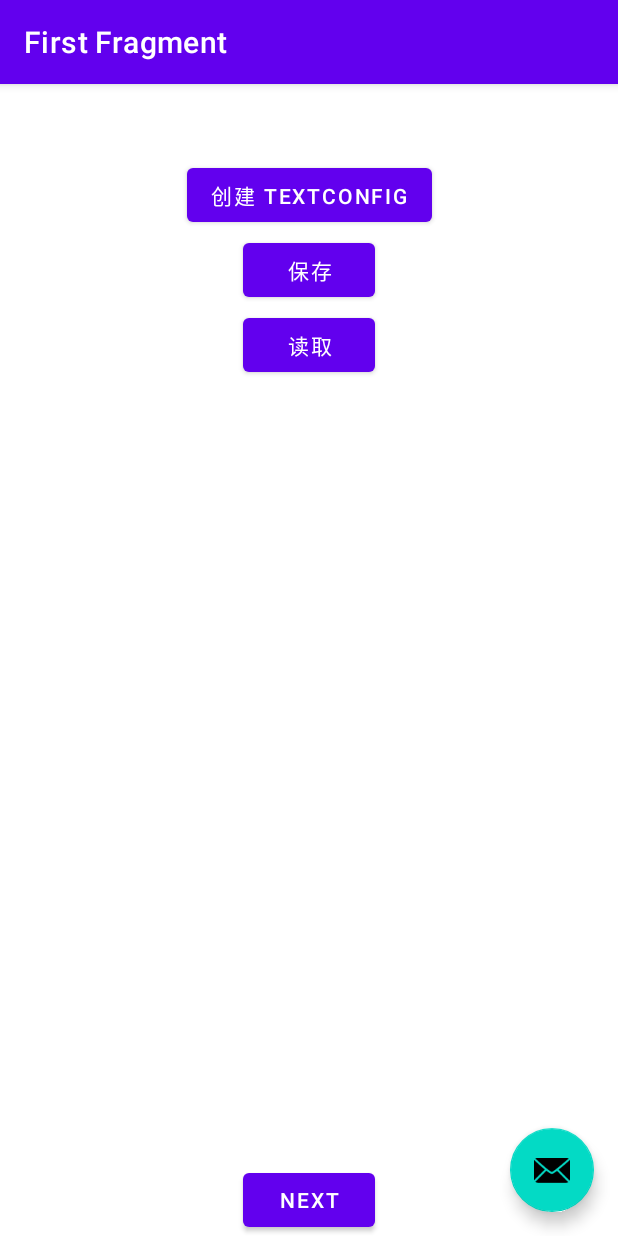
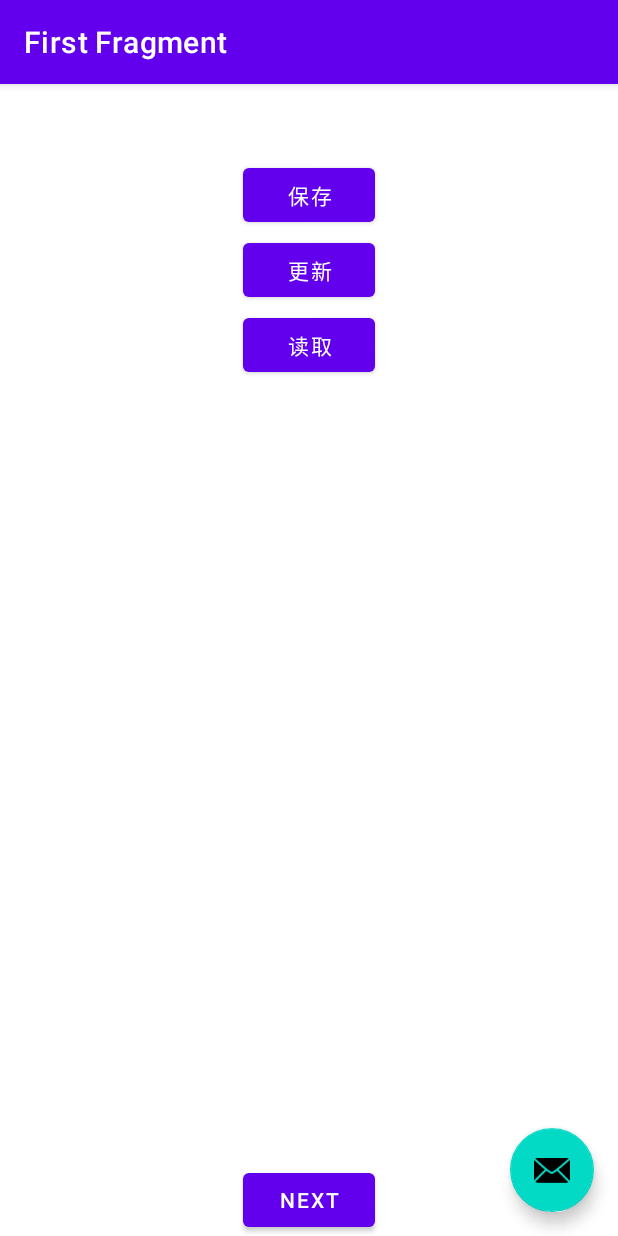
Before and after one commit to RongzhiLiu/MultiData, an Android app: the screen it shows after launch (MainActivity), after a tap on "保存", on a phone screen of 412 x 824 dp. Run offline under Robolectric (Android 15) with nearby library versions, the phone set to English and light mode, and no system bars; our stand-ins replace navigation-ui; 3 statements that could not run were skipped.

Commit message:
1.0.8优化字典的对象存储，支持map等集合中使用自定义的class

```diff
--- a/annotation/src/main/java/com/lrz/multi/MultiData.java
+++ b/annotation/src/main/java/com/lrz/multi/MultiData.java
@@ -18,12 +18,13 @@ public class MultiData {
     public static final MultiData DATA = new MultiData();
     private volatile ConcurrentHashMap<Class<?>, Class<?>> classHashMap;
 
-    private final LruCache<Class<?>, Object> data = new LruCache<Class<?>, Object>(MultiDataManager.getMemorySize()) {
-        @Override
-        protected int sizeOf(Class<?> key, Object value) {
-            return MultiDataUtil.getObjectSize(value);
-        }
-    };
+    //    private final LruCache<Class<?>, Object> data = new LruCache<Class<?>, Object>(MultiDataManager.getMemorySize()) {
+//        @Override
+//        protected int sizeOf(Class<?> key, Object value) {
+//            return MultiDataUtil.getObjectSize(value);
+//        }
+//    };
+    private final ConcurrentHashMap<Class<?>, Object> data = new ConcurrentHashMap<>();
 
 
     public <T> T get(Class<T> tClass) {
--- a/sample/src/main/java/com/lrz/annotation/simple/App.java
+++ b/sample/src/main/java/com/lrz/annotation/simple/App.java
@@ -25,6 +25,7 @@ public class App extends Application {
 
             @Override
             public <T> T onLoad(String table, String key, T value) {
+                System.out.println("--------onLoad:" + value.getClass());
                 return MultiDataUtil.get(table, key, value);
             }
         });
--- a/sample/src/main/java/com/lrz/annotation/simple/CollectionData.java
+++ /dev/null
@@ -1,35 +0,0 @@
-package com.lrz.annotation.simple;
-
-import com.lrz.multi.annotation.Get;
-import com.lrz.multi.annotation.Set;
-import com.lrz.multi.annotation.Table;
-
-import java.util.ArrayList;
-import java.util.HashMap;
-import java.util.Map;
-
-/**
- * @Author: liurongzhi
- * @CreateTime: 2022/9/15
- * @Description: 集合参数示例
- */
-@Table(name = "CollectionData",lazy = true)
-public interface CollectionData {
-    @Get(name = "array_list")
-    ArrayList<String> getArray();
-
-    @Set(name = "array_list")
-    void setArray(ArrayList<String> array);
-
-    @Get(name = "hash_map")
-    HashMap<String,String> getHashMap();
-
-    @Set(name = "hash_map")
-    void setHashMap(HashMap<String,String> map);
-
-    @Get(name = "map")
-    Map<String,String> getMap();
-
-    @Set(name = "map")
-    void setMap(Map<String,String> map);
-}
--- a/sample/src/main/java/com/lrz/annotation/simple/Data2Simple.java
+++ /dev/null
@@ -1,26 +0,0 @@
-package com.lrz.annotation.simple;
-
-import com.lrz.annotation.simple.data.LargeData;
-import com.lrz.annotation.simple.data.TextConfig;
-import com.lrz.multi.annotation.Get;
-import com.lrz.multi.annotation.Set;
-import com.lrz.multi.annotation.Table;
-
-/**
- * 二级表，其在 DataSimple中被定义
- */
-@Table(name = "data_simple2", lazy = true)
-public interface Data2Simple {
-    @Get(name = "large_data")
-    LargeData getLargeData();
-
-    @Set(name = "large_data")
-    void setLargeData(LargeData largeData);
-
-    @Get(name = "config1")
-    TextConfig getConfig1();
-
-    @Set(name = "config1")
-    void setConfig1(TextConfig config);
-
-}
--- a/sample/src/main/java/com/lrz/annotation/simple/DataSimple.java
+++ b/sample/src/main/java/com/lrz/annotation/simple/DataSimple.java
@@ -1,38 +1,53 @@
 package com.lrz.annotation.simple;
 
-import com.lrz.annotation.simple.data.TextConfig;
 import com.lrz.multi.annotation.Get;
 import com.lrz.multi.annotation.Set;
 import com.lrz.multi.annotation.Table;
 
+import java.util.HashMap;
+import java.util.HashSet;
+import java.util.List;
+import java.util.Map;
+
 /**
  * 基本类型，二级表示例
  */
-@Table(name = "data_simple",lazy = true)
+@Table(name = "data_simple", lazy = true)
 public interface DataSimple {
-    @Get(name = "name")
+    @Get(name = "map")
+    Map<String, UserInfo> getMap();
+
+    @Set(name = "map")
+    void setMap(Map<String, UserInfo> map);
+
+    @Get(name = "hash")
+    HashMap<String, UserInfo> getHashMap();
+
+    @Set(name = "hash")
+    void setHashMap(HashMap<String, UserInfo> map);
+
+    @Get(name = "set")
+    HashSet<UserInfo> getSet();
+
+    @Set(name = "set")
+    void setSet(HashSet<UserInfo> set);
+
+    @Get(name = "set1")
+    java.util.Set<UserInfo> getSet1();
+
+    @Set(name = "set1")
+    void setSet1(java.util.Set<UserInfo> set);
+
+    @Get(name = "list")
+    List<UserInfo> getList();
+
+    @Set(name = "list")
+    void setList(List<UserInfo> map);
+
+
+    @Get(name = "str")
     String getStr();
 
-    @Set(name = "name")
+    @Set(name = "str")
     void setStr(String str);
-
-    @Get(name = "page", defaultInt = 2)
-    int getPage();
-
-    @Set(name = "page")
-    void setPage(int p);
-
-    //二级表，接口类型
-    @Get(name = "data")
-    Data2Simple getData2();
-
-    @Set(name = "data")
-    void setData2(Data2Simple data2);
-
-    // 二级表，实体类型
-    @Set(name = "text_config")
-    void setTextConfig(TextConfig config);
-
-    @Get(name = "text_config")
-    TextConfig getTextConfig();
 }
--- a/sample/src/main/java/com/lrz/annotation/simple/UserInfo.java
+++ b/sample/src/main/java/com/lrz/annotation/simple/UserInfo.java
@@ -13,18 +13,13 @@ import java.util.TreeMap;
  * CreateTime:  2022/12/1
  * Description:
  */
-@Table(name = "user_info")
-public class UserInfo {
-    protected String name;
+public class UserInfo implements Comparable<UserInfo>{
+    public String name;
+    public int i;
+    public boolean b;
 
-    @Get(name = "name")
-    public String getName() {
-        return name;
+    @Override
+    public int compareTo(UserInfo o) {
+        return 0;
     }
-    @Set(name = "name")
-    public void setName(String name) {
-        this.name = name;
-    }
-
-
 }
--- a/sample/src/main/res/layout/fragment_first.xml
+++ b/sample/src/main/res/layout/fragment_first.xml
@@ -12,7 +12,7 @@
         app:layout_constraintRight_toRightOf="parent"
         app:layout_constraintTop_toTopOf="parent"
         android:layout_marginTop="50dp"
-        android:text="创建 textconfig"
+        android:text="保存"
         android:layout_height="wrap_content"/>
 
     <Button
@@ -22,7 +22,7 @@
         app:layout_constraintRight_toRightOf="parent"
         app:layout_constraintTop_toTopOf="@id/b1"
         android:layout_marginTop="50dp"
-        android:text="保存"
+        android:text="更新"
         android:layout_height="wrap_content"/>
 
     <Button
```
Also changed, not shown: annotation/src/main/java/com/lrz/multi/MultiDataUtil.java (+6 -20 lines), processor/src/main/java/com/lrz/processor/AnnotationProcessor.java (+24 -5 lines), sample/src/main/java/com/lrz/annotation/simple/Data3Simple.java (deleted, +0 -11 lines), sample/src/main/java/com/lrz/annotation/simple/FirstFragment.java (+13 -22 lines).
